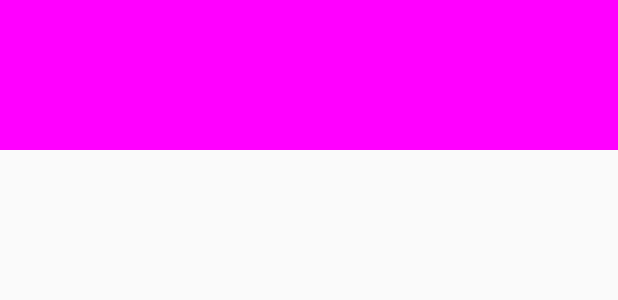
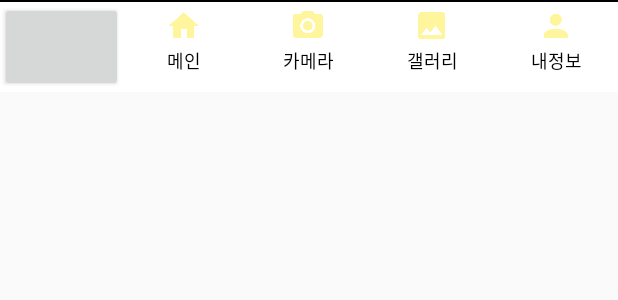
Before and after one commit to CaptainWonJong/MySampleApp, an Android app: the layout layout_main_tab.xml on its own in the app's theme, with its tools: preview values and no code run, on a phone screen of 412 x 824 dp. Shown: the top 300 px of the screen. Run offline under Robolectric (Android 15) with nearby library versions, the phone set to English and light mode, and no system bars.

```diff
--- a/app/src/main/java/com/ctwj/mysampleapp/MyApplication.kt
+++ b/app/src/main/java/com/ctwj/mysampleapp/MyApplication.kt
@@ -3,6 +3,7 @@ package com.ctwj.mysampleapp
 import android.app.Application
 import com.ctwj.mysampleapp.di.MyDiModule
 import org.koin.android.ext.koin.androidContext
+import org.koin.android.ext.koin.androidLogger
 import org.koin.core.context.startKoin
 
 class MyApplication: Application() {
@@ -10,6 +11,7 @@ class MyApplication: Application() {
         super.onCreate()
 
         startKoin {
+            androidLogger()
             androidContext(this@MyApplication)
             modules(MyDiModule)
         }
--- a/app/src/main/java/com/ctwj/mysampleapp/base/BaseActivity.kt
+++ b/app/src/main/java/com/ctwj/mysampleapp/base/BaseActivity.kt
@@ -21,4 +21,9 @@ abstract class BaseActivity<B : ViewDataBinding, VM : BaseViewModel> : AppCompat
     }
 
     abstract fun observeLiveData()
+
+    override fun onDestroy() {
+        super.onDestroy()
+        viewModel.clearDisposables()
+    }
 }
--- a/app/src/main/java/com/ctwj/mysampleapp/di/MyModule.kt
+++ b/app/src/main/java/com/ctwj/mysampleapp/di/MyModule.kt
@@ -24,7 +24,7 @@ var retrofitPart = module {
 }
 
 var viewModelPart = module {
-    viewModel { MainViewModel(get()) }
+    viewModel { MainViewModel() }
 }
 
 var MyDiModule = listOf(
--- a/app/src/main/res/layout/layout_main_tab.xml
+++ b/app/src/main/res/layout/layout_main_tab.xml
@@ -2,16 +2,101 @@
 <layout xmlns:android="http://schemas.android.com/apk/res/android">
 
     <data>
+
         <variable
-            name="viewModel"
+            name="model"
             type="com.ctwj.mysampleapp.ui.MainViewModel" />
     </data>
 
     <LinearLayout
-        android:background="#f0f"
         android:layout_width="match_parent"
-        android:layout_height="100dp"
+        android:layout_height="wrap_content"
         android:orientation="vertical">
 
+        <View
+            android:layout_width="match_parent"
+            android:layout_height="1dp"
+            android:background="@color/black" />
+
+        <LinearLayout
+            android:layout_width="match_parent"
+            android:layout_height="@dimen/main_tab_height"
+            android:background="@color/main_tab_background"
+            android:orientation="horizontal">
+
+            <Button
+                android:layout_width="0dp"
+                android:layout_height="match_parent"
+                android:layout_weight="1"
+                android:onClick="@{() -> model.onTabClickEvent(0)}" />
+
+            <TextView
+                android:id="@+id/tv_main_home"
+                android:layout_width="0dp"
+                android:layout_height="match_parent"
+                android:layout_weight="1"
+                android:clickable="true"
+                android:drawableTop="@drawable/ic_home_yellow_200_24dp"
+                android:drawablePadding="2dp"
+                android:focusable="true"
+                android:fontFamily="@font/noto_regular"
+                android:gravity="center_horizontal"
+                android:includeFontPadding="false"
+                android:padding="4dp"
+                android:text="메인"
+                android:textColor="@color/black"
+                android:textSize="12dp"/>
+
+            <TextView
+                android:id="@+id/tv_main_camera"
+                android:layout_width="0dp"
+                android:layout_height="match_parent"
+                android:layout_weight="1"
+                android:clickable="true"
+                android:drawableTop="@drawable/ic_camera_alt_yellow_200_24dp"
+                android:drawablePadding="2dp"
+                android:focusable="true"
+                android:fontFamily="@font/noto_regular"
+                android:gravity="center_horizontal"
+                android:includeFontPadding="false"
+                android:padding="4dp"
+                android:text="카메라"
+                android:textColor="@color/black"
+                android:textSize="12dp" />
+
+            <TextView
+                android:id="@+id/tv_main_gallery"
+                android:layout_width="0dp"
+                android:layout_height="match_parent"
+                android:layout_weight="1"
+                android:clickable="true"
+                android:drawableTop="@drawable/ic_photo_yellow_200_24dp"
+                android:drawablePadding="2dp"
+                android:focusable="true"
+                android:fontFamily="@font/noto_regular"
+                android:gravity="center_horizontal"
+                android:includeFontPadding="false"
+                android:padding="4dp"
+                android:text="갤러리"
+                android:textColor="@color/black"
+                android:textSize="12dp" />
+
+            <TextView
+                android:id="@+id/tv_main_my_page"
+                android:layout_width="0dp"
+                android:layout_height="match_parent"
+                android:layout_weight="1"
+                android:clickable="true"
+                android:drawableTop="@drawable/ic_person_yellow_200_24dp"
+                android:drawablePadding="2dp"
+                android:focusable="true"
+                android:fontFamily="@font/noto_regular"
+                android:gravity="center_horizontal"
+                android:includeFontPadding="false"
+                android:padding="4dp"
+                android:text="내정보"
+                android:textColor="@color/black"
+                android:textSize="12dp" />
+        </LinearLayout>
     </LinearLayout>
 </layout>
```
Also changed, not shown: app/src/main/java/com/ctwj/mysampleapp/ui/MainActivity.kt (+8 -6 lines), app/src/main/java/com/ctwj/mysampleapp/ui/MainViewModel.kt (+8 -23 lines), app/src/main/java/com/ctwj/mysampleapp/util/enum/EventType.kt (added, +8 -0 lines), app/src/main/res/layout/activity_main.xml (+9 -2 lines).
